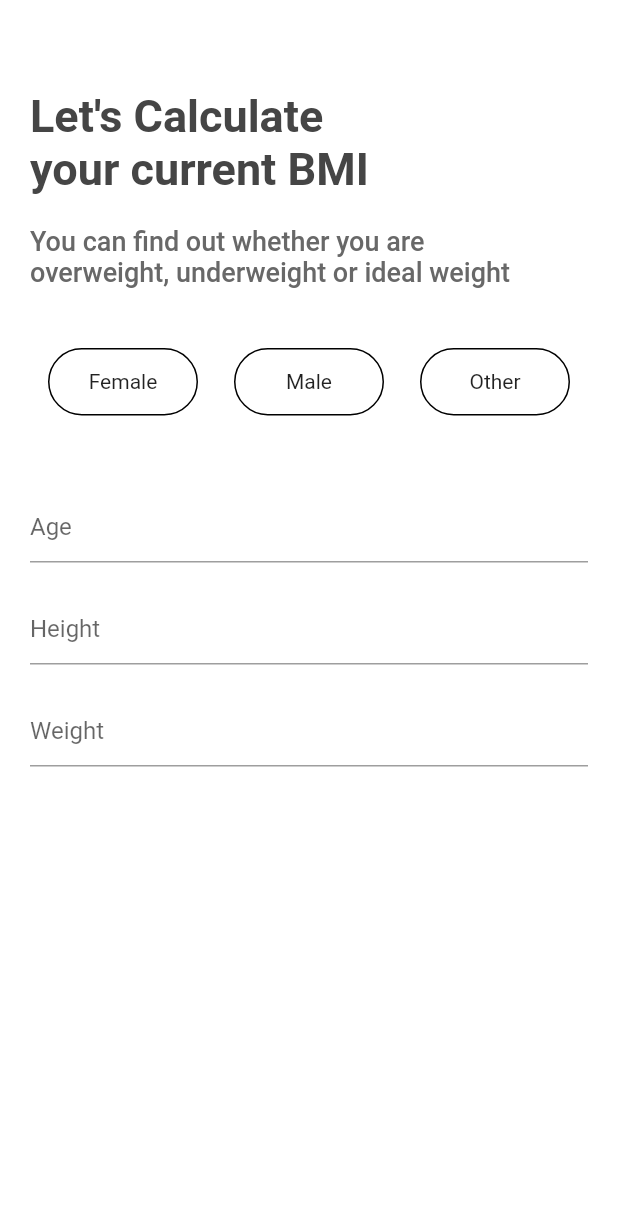
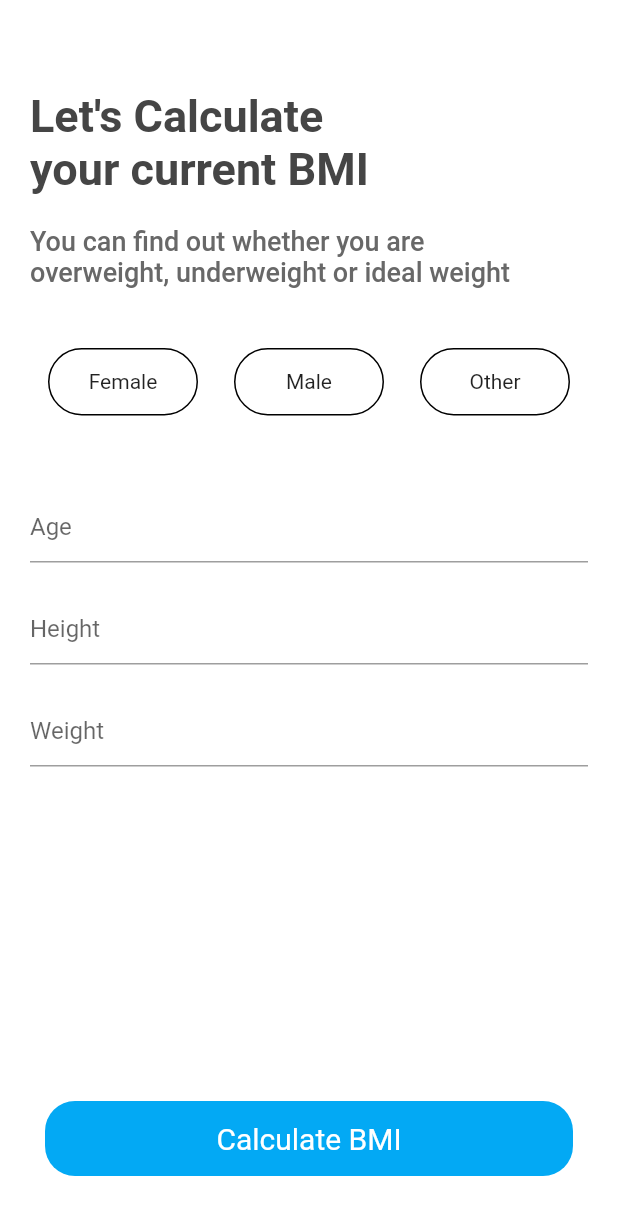
Before and after one commit to TarkanKara/BMI_CalculatorApp, a Flutter app: the screen it shows after launch, on a phone screen of 412 x 824 dp. Shown: the top 1215 px of the screen. Run offline on Flutter 3.47's test engine with Material 2 defaults, Android fonts, the phone set to English and light mode, and no system bars.

Commit message:
Commit
add button

```diff
--- a/lib/home_page.dart
+++ b/lib/home_page.dart
@@ -1,3 +1,6 @@
+import 'dart:math';
+
+import 'package:bmi_calculator_app/your_page.dart';
 import 'package:flutter/material.dart';
 
 class HomePage extends StatefulWidget {
@@ -11,6 +14,7 @@ class _HomePageState extends State<HomePage> {
   double yas = 0;
   double height = 0;
   double weight = 0;
+  double ort = 0;
 
   @override
   Widget build(BuildContext context) {
@@ -18,7 +22,8 @@ class _HomePageState extends State<HomePage> {
       resizeToAvoidBottomInset: false,
       backgroundColor: Colors.white,
       body: Padding(
-        padding: const EdgeInsets.only(top: 60, left: 20, right: 20),
+        padding:
+            const EdgeInsets.only(top: 60, left: 20, right: 20, bottom: 40),
         child: Column(
           crossAxisAlignment: CrossAxisAlignment.start,
           children: [
@@ -64,7 +69,7 @@ class _HomePageState extends State<HomePage> {
               onChanged: (value) {
                 setState(() {
                   yas = double.parse(value);
-                  //print(yas);
+                  print(yas);
                 });
               },
             ),
@@ -77,7 +82,7 @@ class _HomePageState extends State<HomePage> {
               ),
               onChanged: (value) {
                 height = double.parse(value);
-                //print(height);
+                print(height);
               },
             ),
             SizedBox(height: 20),
@@ -89,10 +94,38 @@ class _HomePageState extends State<HomePage> {
               ),
               onChanged: (value) {
                 weight = double.parse(value);
-                //print(weight);
+                print(weight);
               },
             ),
-            SizedBox(height: 20),
+            Spacer(),
+            GestureDetector(
+              onTap: () {
+                ort = weight / pow(2, (height / 100));
+                print(ort);
+                Navigator.push(
+                    context,
+                    MaterialPageRoute(
+                      builder: (context) => YourPage(),
+                    ));
+              },
+              child: Container(
+                margin: EdgeInsets.only(left: 10, right: 10),
+                width: double.infinity,
+                height: 50,
+                alignment: Alignment.center,
+                child: Text(
+                  "Calculate BMI",
+                  style: TextStyle(
+                    color: Colors.white,
+                    fontSize: 20,
+                  ),
+                ),
+                decoration: BoxDecoration(
+                  borderRadius: BorderRadius.all(Radius.circular(20)),
+                  color: Colors.lightBlue,
+                ),
+              ),
+            ),
           ],
         ),
       ),
@@ -112,7 +145,7 @@ class _HomePageState extends State<HomePage> {
           border: Border.all(
             width: 1,
           ),
-          borderRadius: BorderRadius.all(Radius.circular(25)),
+          borderRadius: BorderRadius.all(Radius.circular(40)),
         ),
         child: Text(Textt),
       ),
```
Also changed, not shown: lib/your_page.dart (added, +40 -0 lines).
